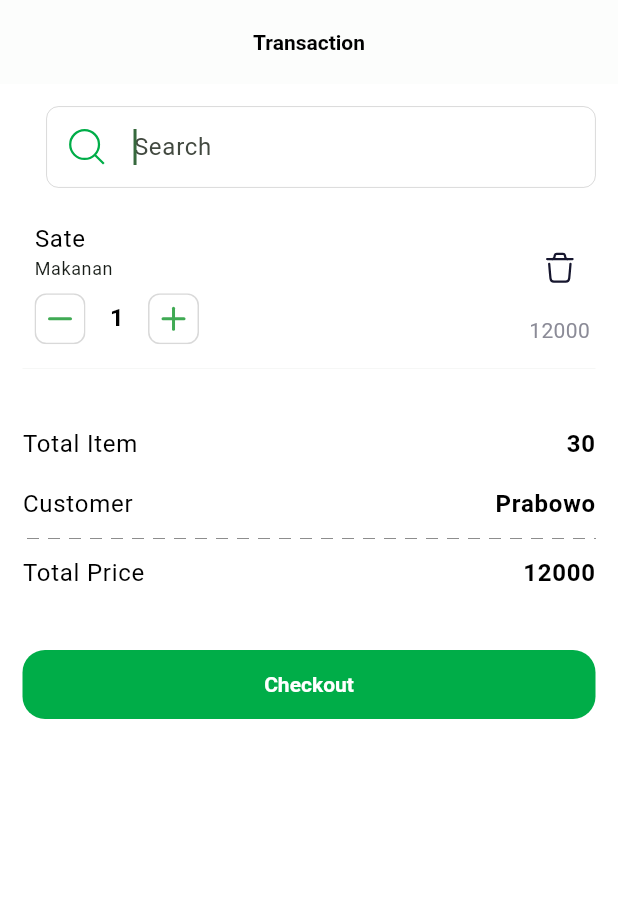
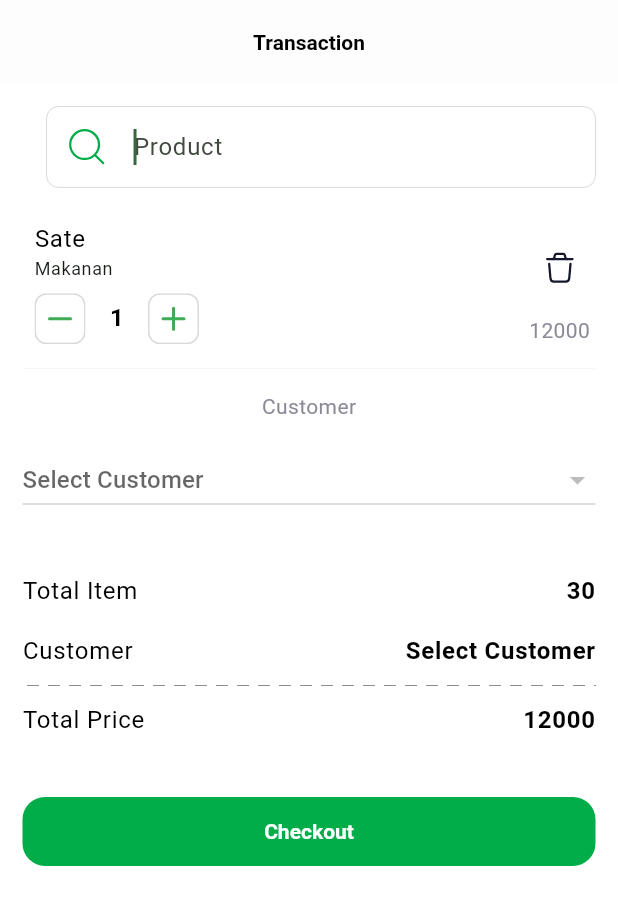
Before and after one commit to BangGhani/pl2_kasir, a Flutter app: the CartPage screen opened directly, on a phone screen of 412 x 824 dp. Shown: the top 905 px of the screen. Run offline on Flutter 3.47's test engine with Material 3 defaults, Android fonts, the phone set to English and light mode, and no system bars; our stand-ins replace cached_network_image, flutter_svg, form_field_validator, supabase_flutter; accounts and stored records are empty; network calls fail; Roboto replaces fonts that are missing (Gilroy).

Commit message:
Dropdown Customer Transaction

```diff
--- a/lib/backend/controllers/routes.dart
+++ b/lib/backend/controllers/routes.dart
@@ -3,16 +3,14 @@ import '../../pages/login.dart';
 import '../../pages/home.dart';
 import '../../pages/product/foodproduct.dart';
 import '../../pages/product/drinkproduct.dart';
-import '../../pages/product/createproductpage.dart';
-import '../../pages/product/editproductpage.dart';
+import '../../pages/transaction/invoice.dart';
 
 class AppRoutes {
   static const String login = '/login';
   static const String home = '/home';
   static const String foodProduct = '/foodProduct';
   static const String drinkProduct = '/drinkProduct';
-  static const String createProduct = '/createProduct';
-  static const String editProduct = '/editProduct';
+  static const String invoice = '/invoice';
 
   static Route<dynamic> onGenerateRoute(RouteSettings settings) {
     switch (settings.name) {
@@ -24,17 +22,8 @@ class AppRoutes {
         return MaterialPageRoute(builder: (_) => const FoodProductPage());
       case drinkProduct:
         return MaterialPageRoute(builder: (_) => const DrinkProductPage());
-      // case editProduct:
-      //   final args = settings.arguments as Map<String, dynamic>;
-      //   return MaterialPageRoute(
-      //     builder: (_) => EditProductPage(
-      //       productId: args['productId'],
-      //       name: args['name'],
-      //       stock: args['stock'],
-      //       price: args['price'],
-      //       type: args['type'],
-      //     ),
-      //   );
+      case invoice:
+        return MaterialPageRoute(builder: (_) => const InvoicePage());
       default:
         return MaterialPageRoute(
           builder: (_) => const Scaffold(
--- a/lib/pages/product/editproductpage.dart
+++ b/lib/pages/product/editproductpage.dart
@@ -151,12 +151,6 @@ class _EditProductDialogState extends State<EditProductDialog> {
                       fillColor: Color.fromARGB(255, 240, 249, 241),
                       border: OutlineInputBorder(),
                     ),
-                    validator: (value) {
-                      if (value == null || value.isEmpty) {
-                        return 'Stok tidak boleh kosong';
-                      }
-                      return null;
-                    },
                   ),
                 ),
                 IconButton(
--- a/lib/pages/product/product.dart
+++ b/lib/pages/product/product.dart
@@ -28,9 +28,9 @@ class _ProductPageState extends State<ProductPage> {
 
   Future<void> fetchFoodProducts() async {
     final response = await Supabase.instance.client
-        .from('produk') //nama tabel
-        .select() //field
-        .eq('jenis', 1); //filter
+        .from('produk')
+        .select()
+        .eq('jenis', 1);
 
     final data = response as List<dynamic>;
     setState(() {
--- a/lib/pages/transaction/transaction.dart
+++ b/lib/pages/transaction/transaction.dart
@@ -1,18 +1,53 @@
 import 'package:flutter/material.dart';
-import 'package:flutter_svg/flutter_svg.dart'; // Pastikan Anda mengimpor paket ini jika menggunakan SvgPicture
+import 'package:flutter_svg/flutter_svg.dart';
+import 'package:supabase_flutter/supabase_flutter.dart';
 
 import '../../backend/default/constant.dart';
-import '../../backend/controllers/routes.dart';
 import '../components/transactiondetalis.dart';
 import '../components/transactionlist.dart';
 
-class CartPage extends StatelessWidget {
+class CartPage extends StatefulWidget {
   const CartPage({
     super.key,
     this.isHomePage = false,
   });
 
   final bool isHomePage;
+
+  @override
+  _CartPageState createState() => _CartPageState();
+}
+
+class _CartPageState extends State<CartPage> {
+  String? selectedValue; // Variabel untuk menyimpan nilai dropdown
+  List<String> dropdownItems = []; // Daftar item dropdown
+
+  @override
+  void initState() {
+    super.initState();
+    fetchCustomers(); // Panggil fungsi untuk memuat data pelanggan
+  }
+
+  Future<void> fetchCustomers() async {
+    try {
+      final supabase = Supabase.instance.client;
+      final response = await supabase
+          .from('pelanggan') // Ganti dengan nama tabel di Supabase
+          .select('namaPelanggan');
+
+      if (response != null) {
+        setState(() {
+          // Konversi hasil query menjadi list string
+          dropdownItems = List<String>.from(
+            response.map((customer) => customer['namaPelanggan']),
+          );
+        });
+      }
+    } catch (e) {
+      // Tangani kesalahan
+      debugPrint('Error fetching customers: $e');
+    }
+  }
 
   @override
   Widget build(BuildContext context) {
@@ -37,14 +72,12 @@ class CartPage extends StatelessWidget {
                   Expanded(
                     child: Stack(
                       children: [
-                        //Search Box
                         Form(
                           child: TextFormField(
                             decoration: InputDecoration(
-                              hintText: 'Search',
+                              hintText: 'Product',
                               prefixIcon: Padding(
-                                padding:
-                                    const EdgeInsets.all(AppDefaults.padding),
+                                padding: const EdgeInsets.all(AppDefaults.padding),
                                 child: SvgPicture.asset(
                                   AppIcons.search,
                                   colorFilter: const ColorFilter.mode(
@@ -78,10 +111,33 @@ class CartPage extends StatelessWidget {
                       price: '12000',
                       type: 'Makanan',
                     ),
-                    const ItemTotalsAndPrice(
+                    const Text(
+                      'Customer',
+                      textAlign: TextAlign.start,
+                    ),
+                    Padding(
+                      padding: const EdgeInsets.all(AppDefaults.padding),
+                      child: DropdownButton<String>(
+                        value: selectedValue,
+                        isExpanded: true,
+                        hint: const Text('Select Customer'),
+                        items: dropdownItems.map((String item) {
+                          return DropdownMenuItem<String>(
+                            value: item,
+                            child: Text(item),
+                          );
+                        }).toList(),
+                        onChanged: (String? newValue) {
+                          setState(() {
+                            selectedValue = newValue;
+                          });
+                        },
+                      ),
+                    ),
+                    ItemTotalsAndPrice(
                       totalItem: 30,
                       totalPrice: '12000',
-                      customer: 'Prabowo',
+                      customer: selectedValue ?? 'Select Customer',
                     ),
                     SizedBox(
                       width: double.infinity,
@@ -89,7 +145,7 @@ class CartPage extends StatelessWidget {
                         padding: const EdgeInsets.all(AppDefaults.padding),
                         child: ElevatedButton(
                           onPressed: () {
-                            // Navigator.pushNamed(context, AppRoutes.orderSuccessfull);
+                            // Tambahkan logika checkout di sini
                           },
                           child: const Text('Checkout'),
                         ),
```
Also changed, not shown: lib/pages/employee/employee.dart (deleted, +0 -10 lines), lib/pages/home.dart (+5 -5 lines), lib/pages/transaction/invoice.dart (added, +15 -0 lines), 1 other file.
